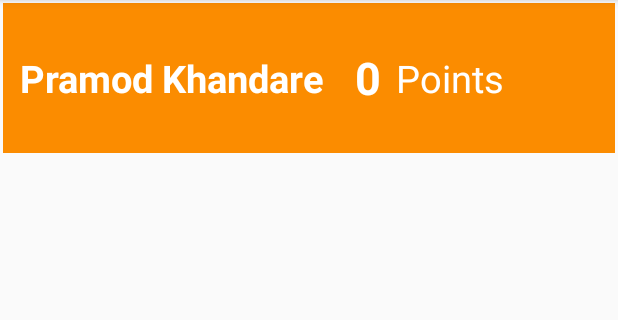
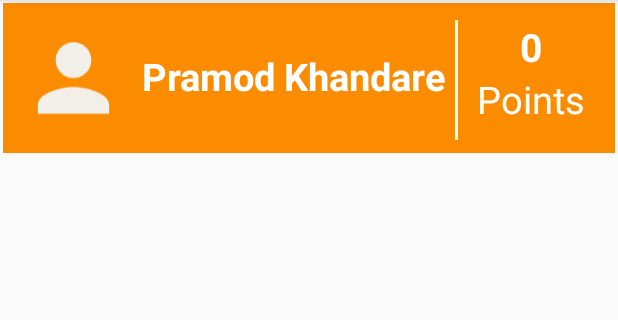
Before and after one commit to prtk5436/Gaming_Reward_Android, an Android app: the DashboardActivity screen opened directly, with no data from a screen before it, on a phone screen of 412 x 824 dp, the part 84-404 px from its top. Run offline under Robolectric (Android 15) with nearby library versions, the phone set to English and light mode, and no system bars; pictures from the network do not load; 1 statement that could not run was skipped.

Commit message:
change in UI

```diff
--- a/app/src/main/java/com/example/gamingrewardandroid/LeaderBoard/LeaderAdaptor.java
+++ b/app/src/main/java/com/example/gamingrewardandroid/LeaderBoard/LeaderAdaptor.java
@@ -38,7 +38,7 @@ public class LeaderAdaptor extends RecyclerView.Adapter<LeaderAdaptor.Leader> {
     @Override
     public void onBindViewHolder(@NonNull LeaderAdaptor.Leader holder, int position) {
         holder.leadername.setText(leaders.get(position).getGamerName().toString());
-        holder.score.setText(leaders.get(position).getPoints().toString()+" Points");
+        holder.score.setText(leaders.get(position).getPoints().toString()+" \nPoints");
     }
 
     @Override
--- /dev/null
+++ b/app/src/main/res/drawable/ic_baseline_person_24.xml
@@ -0,0 +1,5 @@
+<vector android:alpha="0.98" android:height="24dp"
+    android:tint="#F1F2ED" android:viewportHeight="24"
+    android:viewportWidth="24" android:width="24dp" xmlns:android="http://schemas.android.com/apk/res/android">
+    <path android:fillColor="@android:color/white" android:pathData="M12,12c2.21,0 4,-1.79 4,-4s-1.79,-4 -4,-4 -4,1.79 -4,4 1.79,4 4,4zM12,14c-2.67,0 -8,1.34 -8,4v2h16v-2c0,-2.66 -5.33,-4 -8,-4z"/>
+</vector>
--- a/app/src/main/res/layout/activity_gamer_profile.xml
+++ b/app/src/main/res/layout/activity_gamer_profile.xml
@@ -401,17 +401,15 @@
                     android:layout_gravity="center"
                     android:layout_marginTop="30dp"
                     android:layout_marginBottom="40dp"
-                    android:background="@drawable/shapeprf"
+                    android:background="@drawable/shapelogin"
                     android:onClick="onUpdate"
+                    android:padding="15dp"
+                    android:shadowColor="@android:color/transparent"
                     android:text="Update "
-                    android:textColor="@color/black"
+                    android:textColor="@color/white"
                     android:textSize="20dp" />
 
-                <View
-                    android:layout_width="wrap_content"
-                    android:layout_height="1dp"
-                    android:layout_marginBottom="5dp"
-                    android:background="#E8E8E8" />
+
             </TableLayout>
         </LinearLayout>
     </ScrollView>
--- a/app/src/main/res/layout/dashboard_activity.xml
+++ b/app/src/main/res/layout/dashboard_activity.xml
@@ -1,101 +1,127 @@
 <?xml version="1.0" encoding="utf-8"?>
 <LinearLayout xmlns:android="http://schemas.android.com/apk/res/android"
+    xmlns:app="http://schemas.android.com/apk/res-auto"
+    xmlns:tools="http://schemas.android.com/tools"
     android:layout_width="match_parent"
     android:layout_height="match_parent"
-    xmlns:tools="http://schemas.android.com/tools"
-    xmlns:app="http://schemas.android.com/apk/res-auto"
     android:orientation="vertical"
     tools:context=".Dashboard.DashboardActivity">
 
 
     <RelativeLayout
+        android:layout_width="match_parent"
+        android:layout_height="100dp"
+        android:layout_margin="2dp"
+        android:background="#FB8C00"
         android:orientation="horizontal"
-        android:layout_margin="2dp"
-        android:padding="1dp"
-        android:background="#FB8C00"
-        android:layout_width="match_parent"
-        android:layout_height="100dp">
+        android:padding="1dp">
 
 
+        <ImageView
+            android:layout_width="162dp"
+            android:layout_height="77dp"
+            android:layout_alignParentLeft="true"
+            android:layout_gravity="center"
+            android:layout_marginLeft="10dp"
+            android:layout_marginTop="10dp"
+            android:layout_marginRight="-81dp"
+            android:layout_toLeftOf="@id/myName"
+            android:src="@drawable/ic_baseline_person_24" />
+
         <TextView
+            android:id="@+id/myName"
+            android:layout_width="wrap_content"
+            android:layout_height="wrap_content"
             android:layout_alignParentLeft="true"
-            android:layout_centerVertical="true"
-
-            android:id="@+id/myName"
+            android:layout_gravity="center"
+            android:layout_marginLeft="91dp"
+            android:layout_marginTop="30dp"
+            android:text="Pramod Khandare"
+            android:textColor="@color/white"
             android:textSize="25dp"
             android:textStyle="bold"
-            android:textColor="@color/white"
-            android:text="Pramod Khandare"
-            android:layout_marginLeft="10dp"
-            android:layout_gravity="center"
-            android:layout_width="wrap_content"
-            android:layout_height="wrap_content" />
-        <!-- <ImageView
-             android:layout_gravity="center"
-             android:src="@mipmap/points"
-             android:layout_marginLeft="25dp"
-             android:layout_width="50dp"
-             android:layout_height="45dp" />-->
-        <TextView
-            android:id="@+id/myPoints"
-            android:textSize="30dp"
-            android:layout_toRightOf="@id/myName"
-            android:textStyle="bold"
-            android:layout_centerVertical="true"
-            android:textColor="@color/white"
-            android:text="0"
+            tools:ignore="UnknownId" />
 
-            android:layout_marginLeft="20dp"
-            android:layout_gravity="center"
-            android:layout_width="wrap_content"
-            android:layout_height="wrap_content" />
-        <TextView
-            android:layout_toRightOf="@id/myPoints"
-            android:layout_marginLeft="10dp"
-            android:layout_centerVertical="true"
-            android:textSize="25dp"
-            android:textColor="@color/white"
-            android:text="Points"
-            android:layout_gravity="center"
-            android:layout_width="wrap_content"
-            android:layout_height="wrap_content" />
+        <View
+            android:id="@+id/v1"
+            android:layout_width="2dp"
+            android:layout_height="80dp"
+            android:layout_marginLeft="0dp"
+            android:layout_marginTop="10dp"
+            android:layout_marginRight="0dp"
+            android:layout_toLeftOf="@id/l1"
+            android:background="@color/white" />
+
+        <LinearLayout
+            android:id="@+id/l1"
+            android:layout_width="98dp"
+            android:layout_height="99dp"
+            android:layout_alignParentRight="true"
+            android:layout_marginLeft="0dp"
+            android:layout_marginRight="5dp"
+            android:orientation="vertical">
 
 
-        <ImageButton
-            android:visibility="gone"
+            <TextView
+                android:id="@+id/myPoints"
+                android:layout_width="103dp"
+                android:layout_height="wrap_content"
+                android:layout_gravity="center"
+                android:layout_marginTop="10dp"
+                android:layout_toRightOf="@id/myName"
+                android:gravity="center"
+                android:text="0"
+                android:textColor="@color/white"
+                android:textSize="26dp"
+                android:textStyle="bold" />
 
-            android:onClick="onOption"
-            android:id="@+id/btn_option"
+            <TextView
+                android:layout_width="wrap_content"
+                android:layout_height="wrap_content"
+                android:layout_below="@+id/myPoints"
+                android:layout_gravity="center"
+                android:layout_marginTop="0dp"
+                android:layout_toRightOf="@id/myName"
+                android:text="Points"
+                android:textColor="@color/white"
+                android:textSize="25dp" />
 
-            android:src="@drawable/floaticon"
-            android:layout_centerVertical="true"
-            android:layout_alignParentEnd="true"
+            <ImageButton
+                android:id="@+id/btn_option"
 
-            android:layout_marginLeft="30dp"
-            android:layout_width="wrap_content"
-            android:layout_height="wrap_content"
-            tools:ignore="OnClick" />
+                android:layout_width="wrap_content"
+                android:layout_height="wrap_content"
 
+                android:layout_alignParentEnd="true"
+                android:layout_centerVertical="true"
+                android:layout_marginLeft="30dp"
+
+                android:onClick="onOption"
+                android:src="@drawable/floaticon"
+                android:visibility="gone"
+                tools:ignore="OnClick" />
+        </LinearLayout>
     </RelativeLayout>
+
     <LinearLayout
-        android:visibility="gone"
-        android:padding="1dp"
-        android:background="#AD38B7ED"
+        android:layout_width="match_parent"
+        android:layout_height="40dp"
         android:layout_gravity="center"
-        android:orientation="horizontal"
         android:layout_marginLeft="2dp"
         android:layout_marginRight="2dp"
-        android:weightSum="10"
-        android:layout_width="match_parent"
-        android:layout_height="40dp">
+        android:background="#AD38B7ED"
+        android:orientation="horizontal"
+        android:padding="1dp"
+        android:visibility="gone"
+        android:weightSum="10">
+
         <Spinner
-            android:layout_weight="5"
-            android:textAlignment="center"
-            android:layout_gravity="center"
             android:id="@+id/sportlist"
             android:layout_width="0dp"
-            android:layout_height="wrap_content">
-        </Spinner>
+            android:layout_height="wrap_content"
+            android:layout_gravity="center"
+            android:layout_weight="5"
+            android:textAlignment="center"></Spinner>
 
         <EditText
             android:id="@+id/et_P_name"
@@ -110,68 +136,70 @@
     </LinearLayout>
 
     <LinearLayout
+        android:layout_width="match_parent"
+        android:layout_height="40dp"
+        android:layout_gravity="center"
+        android:layout_marginLeft="2dp"
+        android:layout_marginTop="2dp"
+        android:layout_marginRight="2dp"
+        android:background="#BE55BDED"
+        android:orientation="horizontal"
         android:padding="1dp"
-        android:background="#BE55BDED"
-        android:layout_gravity="center"
-        android:orientation="horizontal"
-        android:layout_marginLeft="2dp"
-        android:layout_marginRight="2dp"
-        android:layout_marginTop="2dp"
-        android:weightSum="10"
         android:visibility="gone"
-        android:layout_width="match_parent"
-        android:layout_height="40dp">
+        android:weightSum="10">
+
         <Spinner
-            android:visibility="invisible"
+            android:id="@+id/team_list"
+            android:layout_width="0dp"
+            android:layout_height="wrap_content"
+            android:layout_gravity="center"
             android:layout_weight="5"
             android:textAlignment="center"
-            android:layout_gravity="center"
-            android:id="@+id/team_list"
-            android:layout_width="0dp"
-            android:layout_height="wrap_content">
-        </Spinner>
+            android:visibility="invisible"></Spinner>
+
         <EditText
             android:id="@+id/et_P_number"
+            android:layout_width="0dp"
+            android:layout_height="wrap_content"
+            android:layout_marginLeft="5dp"
+            android:layout_weight="5"
+            android:hint="Enter Player Number"
+            android:textColor="@color/black"
             android:textColorHint="@color/black"
-            android:hint="Enter Player Number"
-            android:layout_marginLeft="5dp"
-            android:textSize="15dp"
-            android:layout_weight="5"
-            android:textColor="@color/black"
-            android:layout_width="0dp"
-            android:layout_height="wrap_content" />
+            android:textSize="15dp" />
     </LinearLayout>
 
     <ProgressBar
         android:id="@+id/pBar1"
-        android:theme="@style/ProgressBar1"
         style="?android:attr/horizontalGap"
         android:layout_width="match_parent"
         android:layout_height="wrap_content"
+        android:theme="@style/ProgressBar1"
         android:visibility="gone" />
 
     <LinearLayout
+        android:layout_width="match_parent"
+
+        android:layout_height="match_parent"
         android:layout_marginTop="10dp"
+        android:orientation="vertical">
 
-        android:orientation="vertical"
-        android:layout_width="match_parent"
-        android:layout_height="match_parent">
         <androidx.swiperefreshlayout.widget.SwipeRefreshLayout
             android:id="@+id/swipRefresh"
             android:layout_width="wrap_content"
             android:layout_height="wrap_content"
 
             >
+
             <androidx.recyclerview.widget.RecyclerView
 
-                android:layout_height="wrap_content"
+                android:id="@+id/recycler_gamelist"
                 android:layout_width="match_parent"
-                android:id="@+id/recycler_gamelist" />
+                android:layout_height="wrap_content" />
 
 
         </androidx.swiperefreshlayout.widget.SwipeRefreshLayout>
     </LinearLayout>
 
 
-
 </LinearLayout>
--- a/app/src/main/res/layout/leaderlayout.xml
+++ b/app/src/main/res/layout/leaderlayout.xml
@@ -12,7 +12,7 @@
             android:id="@+id/img"
             android:layout_width="80dp"
             android:src="@drawable/b"
-            android:layout_marginLeft="20dp"
+            android:layout_marginLeft="10dp"
             android:layout_height="80dp"/>
 
         <TextView
@@ -35,7 +35,7 @@
             android:textSize="20dp"
             android:textColor="@color/black"
             android:layout_centerVertical="true"
-            android:layout_marginRight="30dp"
+            android:layout_marginRight="15dp"
             android:layout_marginLeft="30dp"
             android:layout_height="wrap_content"/>
     </RelativeLayout>
```
